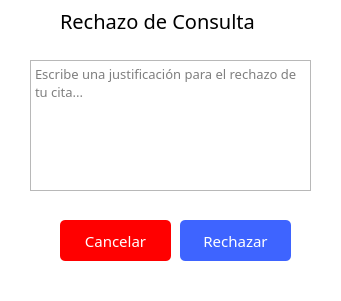
The window that hospital-Core/Widgets/Medico/medico_rechazar_cita_medica.ui (MrDanielG/Hospital-SCRUM) describes before a commit, drawn with Qt 5.
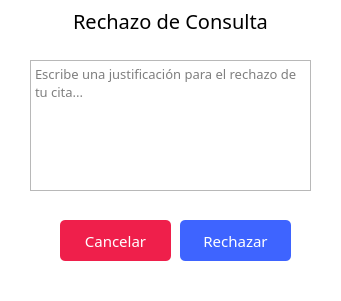
The same window after the commit.

Diff of the .ui file:
```diff
--- a/hospital-Core/Widgets/Medico/medico_rechazar_cita_medica.ui
+++ b/hospital-Core/Widgets/Medico/medico_rechazar_cita_medica.ui
@@ -32,9 +32,9 @@
   <widget class="QLabel" name="label_2">
    <property name="geometry">
     <rect>
-     <x>60</x>
+     <x>10</x>
      <y>10</y>
-     <width>221</width>
+     <width>321</width>
      <height>21</height>
     </rect>
    </property>
@@ -47,6 +47,9 @@
    <property name="text">
     <string>Rechazo de Consulta</string>
    </property>
+   <property name="alignment">
+    <set>Qt::AlignCenter</set>
+   </property>
   </widget>
   <widget class="QPlainTextEdit" name="justificacion">
    <property name="geometry">
@@ -91,7 +94,7 @@
    <property name="styleSheet">
     <string notr="true">color: white;
 border: none;
-background: red;
+background: #EF1F4B;
 border-radius: 5px;</string>
    </property>
    <property name="text">
```
